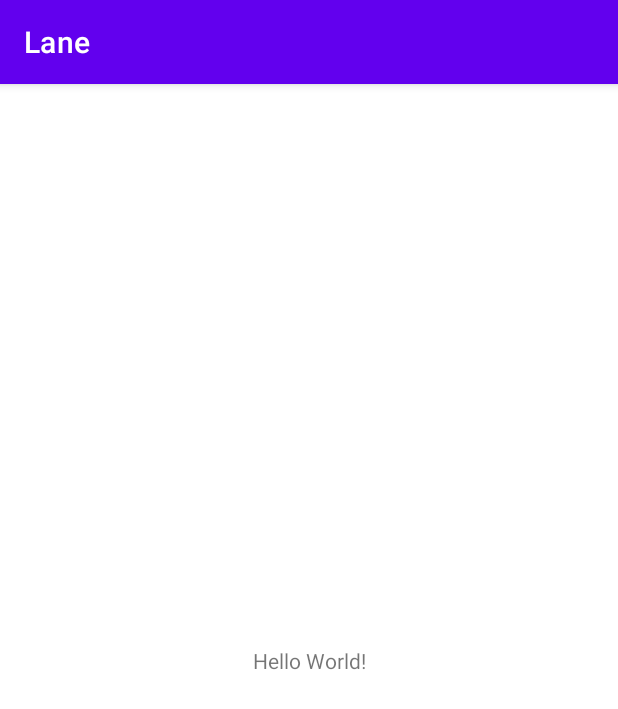
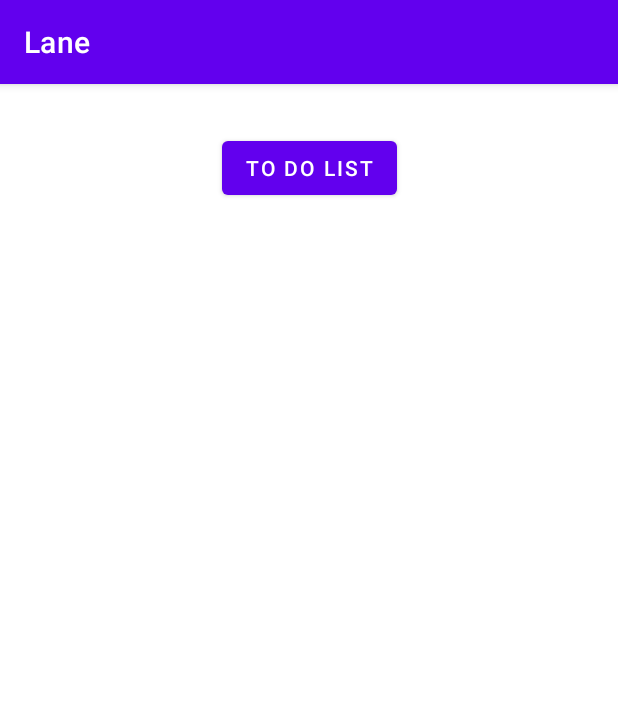
Before and after one commit to IronoaNik/Lane, an Android app: the screen it shows after launch (MainActivity), on a phone screen of 412 x 824 dp. Shown: the top 709 px of the screen. Run offline under Robolectric (Android 15) with nearby library versions, the phone set to English and light mode, and no system bars.

Commit message:
To Do List Button Added

```diff
--- a/app/src/main/java/com/example/lane/MainActivity.java
+++ b/app/src/main/java/com/example/lane/MainActivity.java
@@ -2,7 +2,9 @@ package com.example.lane;
 
 import androidx.appcompat.app.AppCompatActivity;
 
+import android.content.Intent;
 import android.os.Bundle;
+import android.view.View;
 
 public class MainActivity extends AppCompatActivity {
 
@@ -11,4 +13,8 @@ public class MainActivity extends AppCompatActivity {
         super.onCreate(savedInstanceState);
         setContentView(R.layout.activity_main);
     }
+
+
+
+
 }
--- a/app/src/main/res/layout/activity_main.xml
+++ b/app/src/main/res/layout/activity_main.xml
@@ -6,13 +6,15 @@
     android:layout_height="match_parent"
     tools:context=".MainActivity">
 
-    <TextView
+    <Button
+        android:id="@+id/button"
         android:layout_width="wrap_content"
         android:layout_height="wrap_content"
-        android:text="Hello World!"
-        app:layout_constraintBottom_toBottomOf="parent"
+        android:layout_marginStart="32dp"
+        android:layout_marginTop="32dp"
+        android:layout_marginEnd="32dp"
+        android:text="@string/to_do_list"
         app:layout_constraintEnd_toEndOf="parent"
         app:layout_constraintStart_toStartOf="parent"
         app:layout_constraintTop_toTopOf="parent" />
-
 </androidx.constraintlayout.widget.ConstraintLayout>
--- a/app/src/main/res/values/strings.xml
+++ b/app/src/main/res/values/strings.xml
@@ -1,3 +1,4 @@
 <resources>
     <string name="app_name">Lane</string>
+    <string name="to_do_list">To Do List</string>
 </resources>
```
